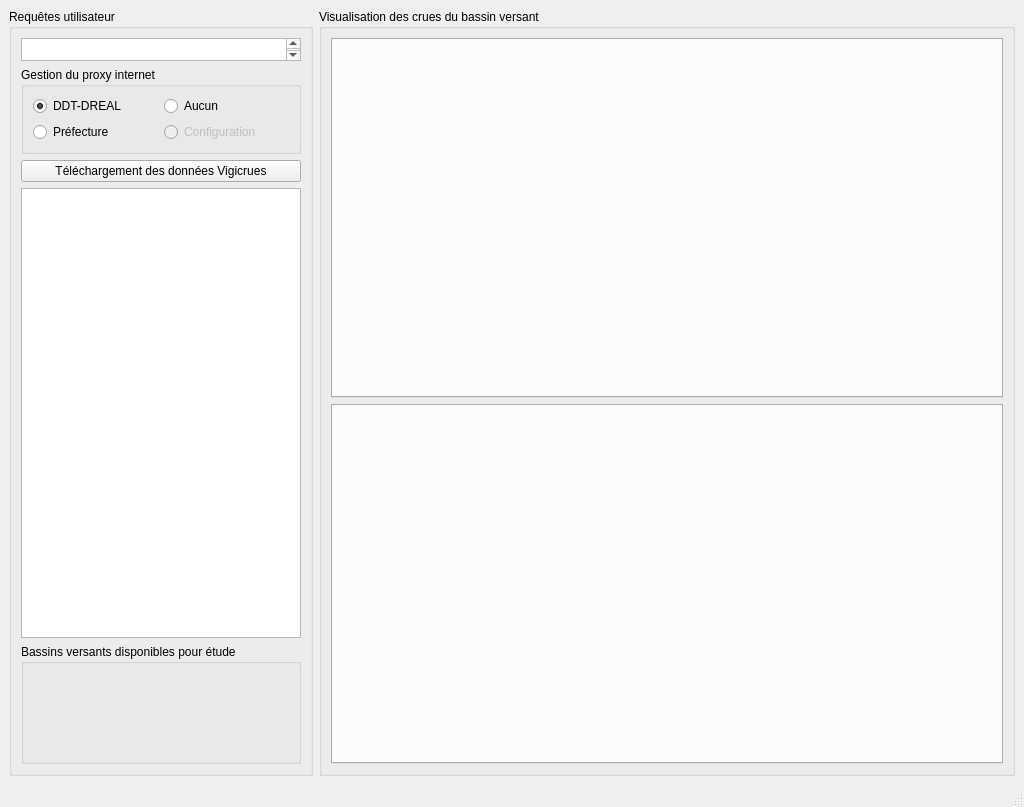
Old version of the form fenetre_principale.ui in the repository dasycarpum/pro_DDT_Viginond.
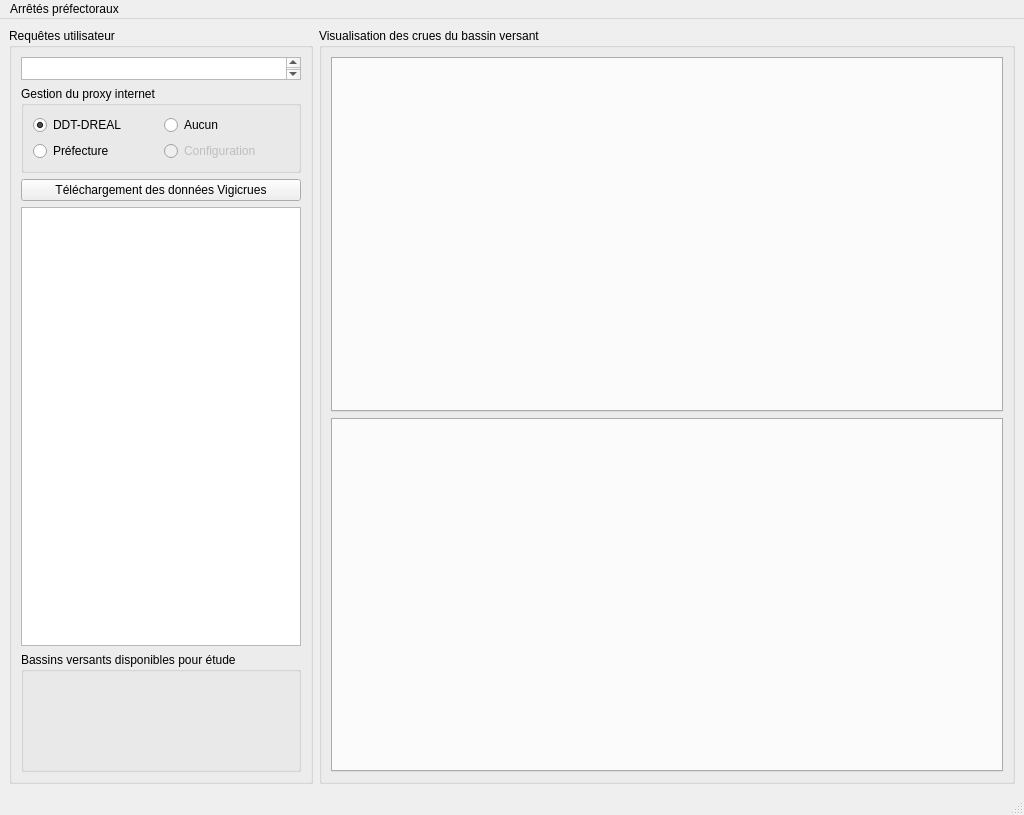
New version of the form.

Commit message:
Merged PR 40: Menu : accès aux arrêtés préfectoraux
Arrêtés au format pdf

Related work items: #70

```diff
--- a/fenetre_principale.ui
+++ b/fenetre_principale.ui
@@ -7,7 +7,7 @@
     <x>0</x>
     <y>0</y>
     <width>1024</width>
-    <height>807</height>
+    <height>815</height>
    </rect>
   </property>
   <property name="windowTitle">
@@ -196,9 +196,17 @@
      <x>0</x>
      <y>0</y>
      <width>1024</width>
-     <height>21</height>
+     <height>25</height>
     </rect>
    </property>
+   <widget class="QMenu" name="menuArr_t_s_pr_fectoraux">
+    <property name="title">
+     <string>Arrêtés préfectoraux</string>
+    </property>
+    <addaction name="action_Meuse_Moselle"/>
+    <addaction name="action_Rhin_Sarre"/>
+   </widget>
+   <addaction name="menuArr_t_s_pr_fectoraux"/>
   </widget>
   <widget class="QStatusBar" name="statusbar"/>
  </widget>
```
Left out of the diff: 10 changed lines with no effect on the pictures. The commit also changes 2 other files.
